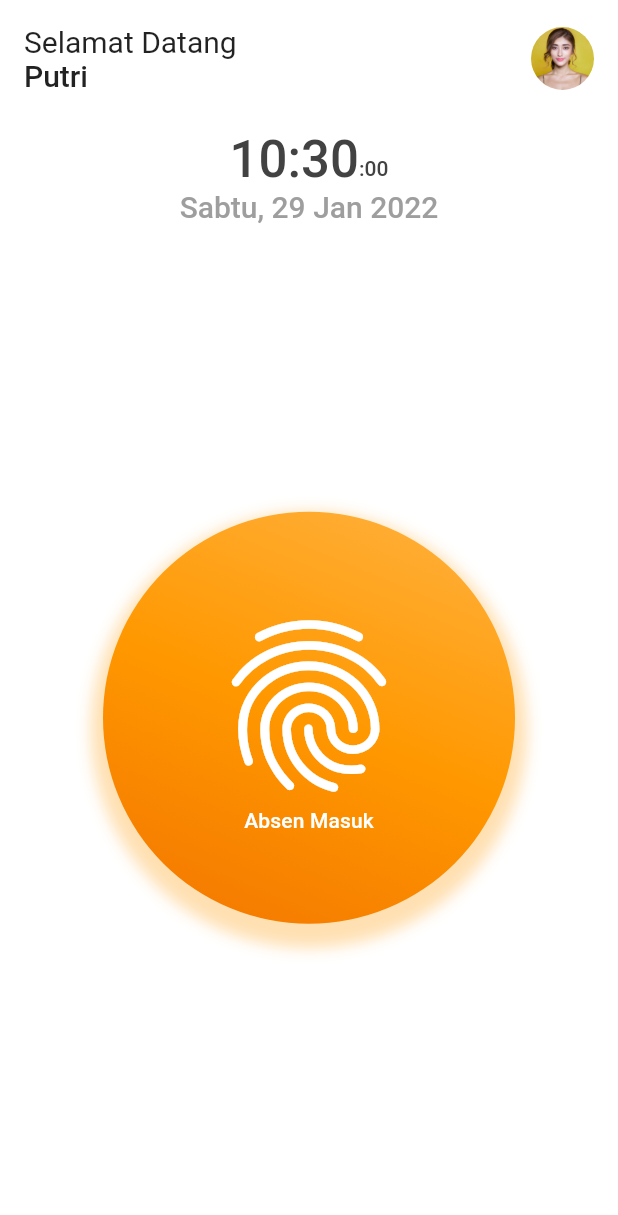
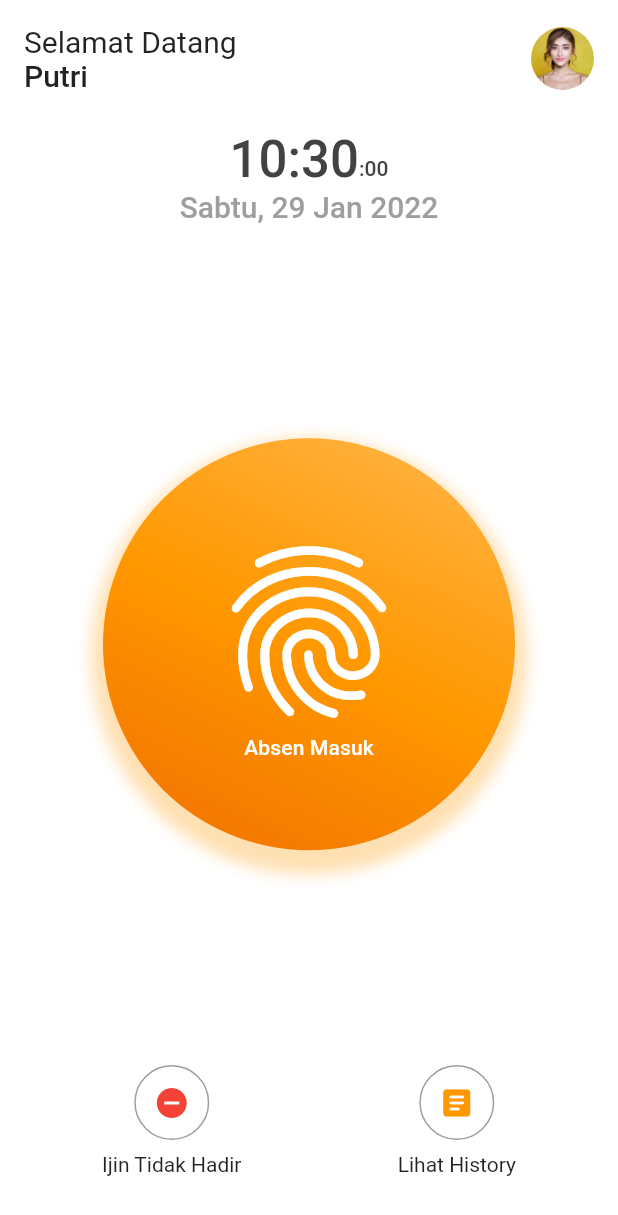
Before and after one commit to CoderJava/flutter-demo-value-listenable-builder, a Flutter app: the screen it shows after launch, on a phone screen of 412 x 824 dp. Shown: the top 1215 px of the screen. Run offline on Flutter 3.47's test engine with Material 2 defaults, Android fonts, the phone set to English and light mode, and no system bars.

Commit message:
Buat widget history presence

```diff
--- a/lib/main.dart
+++ b/lib/main.dart
@@ -64,6 +64,7 @@ class _MyHomePageState extends State<MyHomePage> {
             buildWidgetDateTime(),
             buildWidgetButtonPresence(),
             buildWidgetHistoryPresence(),
+            const SizedBox(height: 24),
             buildWidgetMenu(),
           ],
         ),
@@ -165,7 +166,7 @@ class _MyHomePageState extends State<MyHomePage> {
               blurRadius: 8,
               spreadRadius: 8,
             ),
-          ]
+          ],
         ),
         alignment: Alignment.center,
         child: Column(
@@ -189,8 +190,47 @@ class _MyHomePageState extends State<MyHomePage> {
   }
 
   Widget buildWidgetHistoryPresence() {
-    // TODO: buat widget yang menampilkan button ijin tidak hadir dan history presensi
-    return Container();
+    return Row(
+      mainAxisAlignment: MainAxisAlignment.spaceAround,
+      children: [
+        Column(
+          children: [
+            Container(
+              decoration: BoxDecoration(
+                shape: BoxShape.circle,
+                border: Border.all(color: Colors.grey),
+              ),
+              alignment: Alignment.center,
+              padding: const EdgeInsets.all(12),
+              child: const Icon(
+                Icons.remove_circle,
+                color: Colors.red,
+              ),
+            ),
+            const SizedBox(height: 8),
+            const Text('Ijin Tidak Hadir'),
+          ],
+        ),
+        Column(
+          children: [
+            Container(
+              decoration: BoxDecoration(
+                shape: BoxShape.circle,
+                border: Border.all(color: Colors.grey),
+              ),
+              alignment: Alignment.center,
+              padding: const EdgeInsets.all(12),
+              child: const Icon(
+                Icons.article_rounded,
+                color: Colors.orange,
+              ),
+            ),
+            const SizedBox(height: 8),
+            const Text("Lihat History"),
+          ],
+        ),
+      ],
+    );
   }
 
   Widget buildWidgetMenu() {
```
